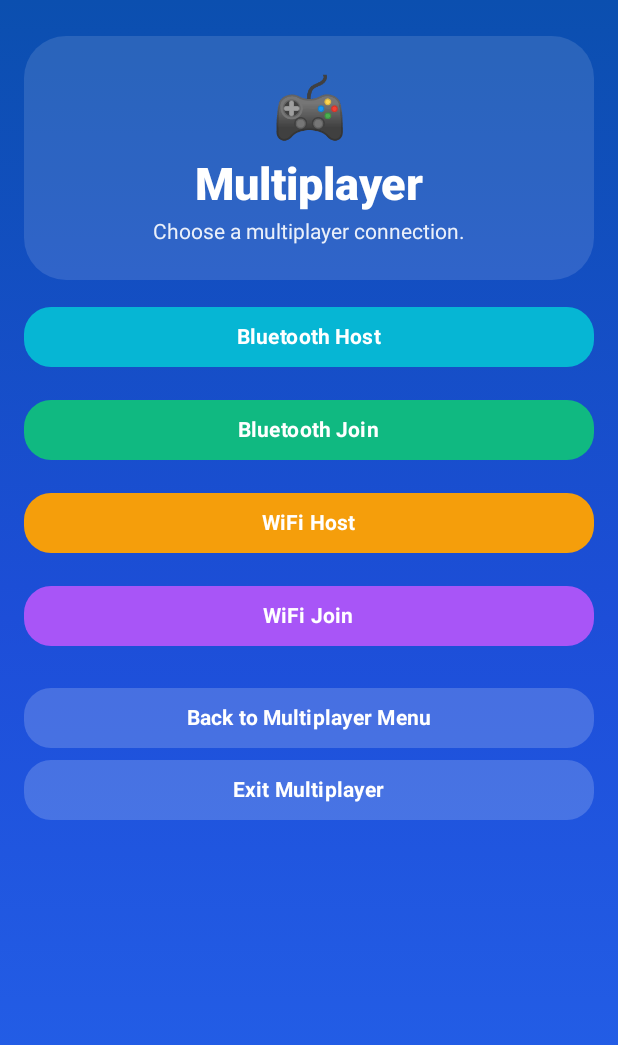
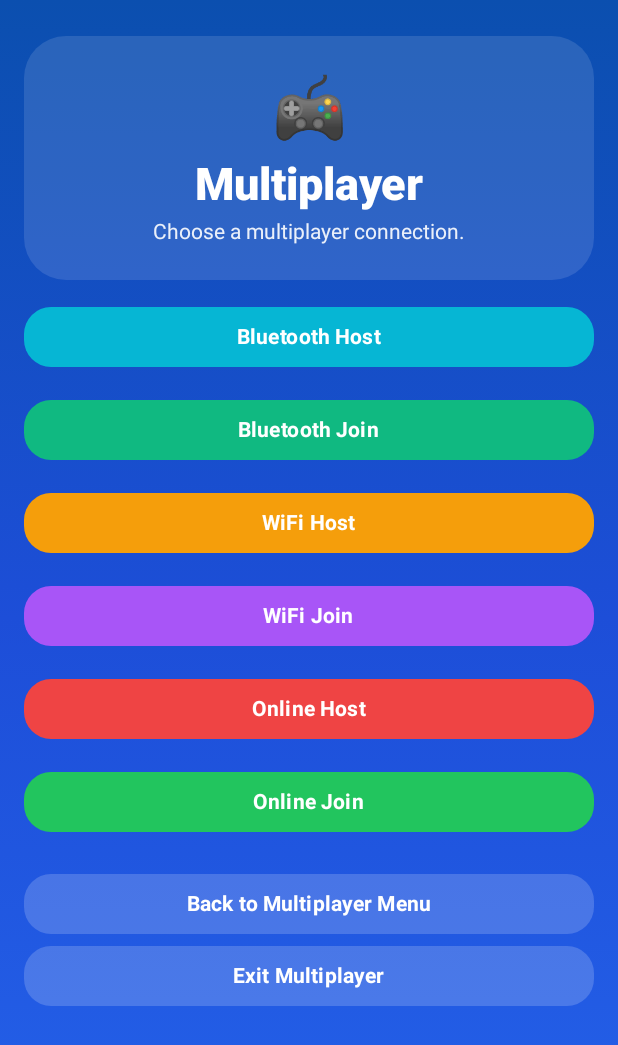
Before and after one commit to gibsonezeh/Games, an Android app built with Jetpack Compose: the screen it shows after launch (MainActivity), after a tap on "Bluetooth", on a phone screen of 412 x 824 dp. Shown: the top 1045 px of the screen. Run offline under Robolectric (Android 15) with nearby library versions, the light colour scheme and no system bars; our stand-ins replace AdMob, Firebase (no records; nobody signed in at launch, a user with empty details on screens opened directly); 1 statement that could not run was skipped; 1 other tap on this screen came first.

Commit message:
Update MultiplayerLobbyScreen.kt

```diff
--- a/composeApp/src/androidMain/kotlin/com/gibson/games/multiplayer/MultiplayerLobbyScreen.kt
+++ b/composeApp/src/androidMain/kotlin/com/gibson/games/multiplayer/MultiplayerLobbyScreen.kt
@@ -33,10 +33,10 @@ import androidx.compose.material3.Text
 import androidx.compose.runtime.Composable
 import androidx.compose.runtime.DisposableEffect
 import androidx.compose.runtime.LaunchedEffect
+import androidx.compose.runtime.getValue
 import androidx.compose.runtime.mutableStateListOf
 import androidx.compose.runtime.mutableStateOf
 import androidx.compose.runtime.remember
-import androidx.compose.runtime.getValue
 import androidx.compose.runtime.setValue
 import androidx.compose.ui.Alignment
 import androidx.compose.ui.Modifier
@@ -44,6 +44,7 @@ import androidx.compose.ui.graphics.Brush
 import androidx.compose.ui.graphics.Color
 import androidx.compose.ui.platform.LocalContext
 import androidx.compose.ui.text.font.FontWeight
+import androidx.compose.ui.text.input.KeyboardCapitalization
 import androidx.compose.ui.text.input.KeyboardType
 import androidx.compose.ui.unit.dp
 import androidx.compose.ui.unit.sp
@@ -55,6 +56,8 @@ private enum class MultiplayerLobbyState {
     BLUETOOTH_JOINING,
     WIFI_HOSTING,
     WIFI_JOINING,
+    ONLINE_HOSTING,
+    ONLINE_JOINING,
     CONNECTED,
     ERROR
 }
@@ -67,11 +70,13 @@ fun MultiplayerLobbyScreen(
     val context = LocalContext.current
     val bluetoothManager = remember { BluetoothConnectionManager(context) }
     val wifiManager = remember { WifiConnectionManager() }
+    val onlineManager = remember { OnlineConnectionManager() }
 
     var lobbyState by remember { mutableStateOf(MultiplayerLobbyState.MENU) }
     var statusMessage by remember { mutableStateOf("Choose a multiplayer connection.") }
     var connectedDeviceName by remember { mutableStateOf("Player") }
     var hostIp by remember { mutableStateOf("") }
+    var roomCode by remember { mutableStateOf("") }
 
     val discoveredDevices = remember { mutableStateListOf<BluetoothDevice>() }
     val pairedDevices = remember { mutableStateListOf<BluetoothDevice>() }
@@ -94,11 +99,7 @@ fun MultiplayerLobbyScreen(
 
     fun deviceLabel(device: BluetoothDevice): String {
         val name = safeDeviceName(device)
-        return if (name.isNotBlank() && name != "Unknown Device") {
-            name
-        } else {
-            safeDeviceAddress(device)
-        }
+        return if (name.isNotBlank() && name != "Unknown Device") name else safeDeviceAddress(device)
     }
 
     fun sameDevice(a: BluetoothDevice, b: BluetoothDevice): Boolean {
@@ -113,9 +114,7 @@ fun MultiplayerLobbyScreen(
     val permissionLauncher = rememberLauncherForActivityResult(
         contract = ActivityResultContracts.RequestMultiplePermissions()
     ) { grants ->
-        val allGranted = grants.values.all { it }
-
-        if (allGranted) {
+        if (grants.values.all { it }) {
             refreshPairedDevices()
             statusMessage = "Bluetooth permissions granted."
             lobbyState = MultiplayerLobbyState.MENU
@@ -149,8 +148,7 @@ fun MultiplayerLobbyScreen(
             return
         }
 
-        val permissions = bluetoothManager.requiredRuntimePermissions()
-        val missing = permissions.filter {
+        val missing = bluetoothManager.requiredRuntimePermissions().filter {
             ContextCompat.checkSelfPermission(context, it) !=
                 android.content.pm.PackageManager.PERMISSION_GRANTED
         }
@@ -161,9 +159,7 @@ fun MultiplayerLobbyScreen(
         }
 
         if (!bluetoothManager.isBluetoothEnabled()) {
-            enableBluetoothLauncher.launch(
-                Intent(BluetoothAdapter.ACTION_REQUEST_ENABLE)
-            )
+            enableBluetoothLauncher.launch(Intent(BluetoothAdapter.ACTION_REQUEST_ENABLE))
             return
         }
 
@@ -178,9 +174,7 @@ fun MultiplayerLobbyScreen(
             device = device,
             onConnected = { socket ->
                 connectedDeviceName = try {
-                    socket.remoteDevice?.name
-                        ?: socket.remoteDevice?.address
-                        ?: label
+                    socket.remoteDevice?.name ?: socket.remoteDevice?.address ?: label
                 } catch (_: SecurityException) {
                     label
                 }
@@ -256,6 +250,7 @@ fun MultiplayerLobbyScreen(
 
             bluetoothManager.closeAll()
             wifiManager.closeAll()
+            onlineManager.stopListening()
         }
     }
 
@@ -269,8 +264,8 @@ fun MultiplayerLobbyScreen(
         modifier = Modifier
             .fillMaxSize()
             .background(
-                brush = Brush.verticalGradient(
-                    colors = listOf(
+                Brush.verticalGradient(
+                    listOf(
                         Color(0xFF0B4FAF),
                         Color(0xFF1D4ED8),
                         Color(0xFF2563EB)
@@ -300,10 +295,7 @@ fun MultiplayerLobbyScreen(
                             .padding(horizontal = 20.dp, vertical = 24.dp),
                         horizontalAlignment = Alignment.CenterHorizontally
                     ) {
-                        Text(
-                            text = "🎮",
-                            fontSize = 40.sp
-                        )
+                        Text("🎮", fontSize = 40.sp)
 
                         Spacer(modifier = Modifier.height(10.dp))
 
@@ -328,22 +320,19 @@ fun MultiplayerLobbyScreen(
             when (lobbyState) {
                 MultiplayerLobbyState.MENU -> {
                     item {
-                        Button(
+                        MultiplayerButton(
+                            text = "Bluetooth Host",
+                            color = Color(0xFF06B6D4),
                             onClick = {
                                 ensureBluetoothReady {
                                     lobbyState = MultiplayerLobbyState.BLUETOOTH_HOSTING
                                     statusMessage = "Hosting Bluetooth session. Waiting for player..."
 
-                                    val discoverableIntent = Intent(
-                                        BluetoothAdapter.ACTION_REQUEST_DISCOVERABLE
-                                    ).apply {
-                                        putExtra(
-                                            BluetoothAdapter.EXTRA_DISCOVERABLE_DURATION,
-                                            120
+                                    discoverableLauncher.launch(
+                                        Intent(BluetoothAdapter.ACTION_REQUEST_DISCOVERABLE).apply {
+                                            putExtra(BluetoothAdapter.EXTRA_DISCOVERABLE_DURATION, 120)
+                                        }
                                     )
-                                    }
-
-                                    discoverableLauncher.launch(discoverableIntent)
 
                                     bluetoothManager.startServer(
                                         onConnected = { socket ->
@@ -370,19 +359,14 @@ fun MultiplayerLobbyScreen(
                                         }
                                     )
                                 }
-                            },
-                            modifier = Modifier.fillMaxWidth(),
-                            shape = RoundedCornerShape(18.dp),
-                            colors = ButtonDefaults.buttonColors(
-                                containerColor = Color(0xFF06B6D4)
+                            }
                         )
-                        ) {
-                            Text("Bluetooth Host", color = Color.White, fontWeight = FontWeight.Bold)
-                        }
                     }
 
                     item {
-                        Button(
+                        MultiplayerButton(
+                            text = "Bluetooth Join",
+                            color = Color(0xFF10B981),
                             onClick = {
                                 ensureBluetoothReady {
                                     lobbyState = MultiplayerLobbyState.BLUETOOTH_JOINING
@@ -391,25 +375,18 @@ fun MultiplayerLobbyScreen(
                                     statusMessage = "Scanning nearby Bluetooth devices..."
                                     bluetoothManager.startDiscovery()
                                 }
-                            },
-                            modifier = Modifier.fillMaxWidth(),
-                            shape = RoundedCornerShape(18.dp),
-                            colors = ButtonDefaults.buttonColors(
-                                containerColor = Color(0xFF10B981)
+                            }
                         )
-                        ) {
-                            Text("Bluetooth Join", color = Color.White, fontWeight = FontWeight.Bold)
-                        }
                     }
 
                     item {
-                        Button(
+                        MultiplayerButton(
+                            text = "WiFi Host",
+                            color = Color(0xFFF59E0B),
                             onClick = {
                                 val ip = wifiManager.getLocalIpAddress()
-
                                 lobbyState = MultiplayerLobbyState.WIFI_HOSTING
-                                statusMessage =
-                                    "WiFi hosting started. Connect from another device using IP: $ip"
+                                statusMessage = "WiFi hosting started. Connect using IP: $ip"
                                 connectedDeviceName = "WiFi Player"
 
                                 wifiManager.startServer(
@@ -428,31 +405,54 @@ fun MultiplayerLobbyScreen(
                                         statusMessage = message
                                     }
                                 )
-                            },
-                            modifier = Modifier.fillMaxWidth(),
-                            shape = RoundedCornerShape(18.dp),
-                            colors = ButtonDefaults.buttonColors(
-                                containerColor = Color(0xFFF59E0B)
+                            }
                         )
-                        ) {
-                            Text("WiFi Host", color = Color.White, fontWeight = FontWeight.Bold)
-                        }
                     }
 
                     item {
-                        Button(
+                        MultiplayerButton(
+                            text = "WiFi Join",
+                            color = Color(0xFFA855F7),
                             onClick = {
                                 lobbyState = MultiplayerLobbyState.WIFI_JOINING
                                 statusMessage = "Enter host IP address."
+                            }
+                        )
+                    }
+
+                    item {
+                        MultiplayerButton(
+                            text = "Online Host",
+                            color = Color(0xFFEF4444),
+                            onClick = {
+                                lobbyState = MultiplayerLobbyState.ONLINE_HOSTING
+                                statusMessage = "Creating online room..."
+
+                                onlineManager.createRoom(
+                                    onRoomCreated = { code ->
+                                        roomCode = code
+                                        connectedDeviceName = "Online Player"
+                                        statusMessage = "Room created. Share this code: $code"
                                     },
-                            modifier = Modifier.fillMaxWidth(),
-                            shape = RoundedCornerShape(18.dp),
-                            colors = ButtonDefaults.buttonColors(
-                                containerColor = Color(0xFFA855F7)
+                                    onError = { message ->
+                                        lobbyState = MultiplayerLobbyState.ERROR
+                                        statusMessage = message
+                                    }
                                 )
-                        ) {
-                            Text("WiFi Join", color = Color.White, fontWeight = FontWeight.Bold)
                             }
+                        )
+                    }
+
+                    item {
+                        MultiplayerButton(
+                            text = "Online Join",
+                            color = Color(0xFF22C55E),
+                            onClick = {
+                                roomCode = ""
+                                lobbyState = MultiplayerLobbyState.ONLINE_JOINING
+                                statusMessage = "Enter online room code."
+                            }
+                        )
                     }
                 }
 
@@ -470,7 +470,12 @@ fun MultiplayerLobbyScreen(
                 MultiplayerLobbyState.BLUETOOTH_JOINING -> {
                     if (pairedDevices.isNotEmpty()) {
                         item {
-                            Text("Paired Devices", color = Color.White, fontSize = 18.sp, fontWeight = FontWeight.Bold)
+                            Text(
+                                "Paired Devices",
+                                color = Color.White,
+                                fontSize = 18.sp,
+                                fontWeight = FontWeight.Bold
+                            )
                         }
 
                         itemsIndexed(pairedDevices) { _, device ->
@@ -484,7 +489,12 @@ fun MultiplayerLobbyScreen(
 
                     if (discoveredDevices.isNotEmpty()) {
                         item {
-                            Text("Nearby Devices", color = Color.White, fontSize = 18.sp, fontWeight = FontWeight.Bold)
+                            Text(
+                                "Nearby Devices",
+                                color = Color.White,
+                                fontSize = 18.sp,
+                                fontWeight = FontWeight.Bold
+                            )
                         }
 
                         itemsIndexed(discoveredDevices) { _, device ->
@@ -531,11 +541,13 @@ fun MultiplayerLobbyScreen(
                     }
 
                     item {
-                        Button(
+                        MultiplayerButton(
+                            text = "Connect",
+                            color = Color(0xFF10B981),
                             onClick = {
                                 if (hostIp.isBlank()) {
                                     statusMessage = "Enter host IP address first."
-                                    return@Button
+                                    return@MultiplayerButton
                                 }
 
                                 statusMessage = "Connecting to WiFi host..."
@@ -558,15 +570,78 @@ fun MultiplayerLobbyScreen(
                                         statusMessage = message
                                     }
                                 )
+                            }
+                        )
+                    }
+                }
+
+                MultiplayerLobbyState.ONLINE_HOSTING -> {
+                    item {
+                        Text(
+                            text = "Room Code:\n$roomCode",
+                            color = Color.White,
+                            fontSize = 26.sp,
+                            fontWeight = FontWeight.ExtraBold
+                        )
+                    }
+
+                    item {
+                        Text(
+                            text = "Share this code with the other player.",
+                            color = Color.White.copy(alpha = 0.85f),
+                            fontSize = 14.sp
+                        )
+                    }
+
+                    item {
+                        MultiplayerButton(
+                            text = "Continue",
+                            color = Color(0xFF10B981),
+                            onClick = onConnected
+                        )
+                    }
+                }
+
+                MultiplayerLobbyState.ONLINE_JOINING -> {
+                    item {
+                        OutlinedTextField(
+                            value = roomCode,
+                            onValueChange = { roomCode = it.uppercase() },
+                            modifier = Modifier.fillMaxWidth(),
+                            label = { Text("Room Code") },
+                            singleLine = true,
+                            keyboardOptions = KeyboardOptions(
+                                capitalization = KeyboardCapitalization.Characters
+                            )
+                        )
+                    }
+
+                    item {
+                        MultiplayerButton(
+                            text = "Join Room",
+                            color = Color(0xFF10B981),
+                            onClick = {
+                                if (roomCode.isBlank()) {
+                                    statusMessage = "Enter room code first."
+                                    return@MultiplayerButton
+                                }
+
+                                statusMessage = "Joining online room..."
+
+                                onlineManager.joinRoom(
+                                    code = roomCode,
+                                    onJoined = {
+                                        connectedDeviceName = "Online Host"
+                                        lobbyState = MultiplayerLobbyState.CONNECTED
+                                        statusMessage = "Joined room $roomCode"
                                     },
-                            modifier = Modifier.fillMaxWidth(),
-                            shape = RoundedCornerShape(18.dp),
-                            colors = ButtonDefaults.buttonColors(
-                                containerColor = Color(0xFF10B981)
+                                    onError = { message ->
+                                        lobbyState = MultiplayerLobbyState.ERROR
+                                        statusMessage = message
+                                    }
                                 )
-                        ) {
-                            Text("Connect", color = Color.White, fontWeight = FontWeight.Bold)
                             }
+                        )
                     }
                 }
 
@@ -581,16 +656,11 @@ fun MultiplayerLobbyScreen(
                     }
 
                     item {
-                        Button(
-                            onClick = onConnected,
-                            modifier = Modifier.fillMaxWidth(),
-                            shape = RoundedCornerShape(18.dp),
-                            colors = ButtonDefaults.buttonColors(
-                                containerColor = Color(0xFF10B981)
+                        MultiplayerButton(
+                            text = "Continue",
+                            color = Color(0xFF10B981),
+                            onClick = onConnected
                         )
-                        ) {
-                            Text("Continue", color = Color.White, fontWeight = FontWeight.Bold)
-                        }
                     }
                 }
 
@@ -609,42 +679,54 @@ fun MultiplayerLobbyScreen(
             item {
                 Spacer(modifier = Modifier.height(6.dp))
 
-                Button(
+                MultiplayerButton(
+                    text = "Back to Multiplayer Menu",
+                    color = Color.White.copy(alpha = 0.18f),
                     onClick = {
                         bluetoothManager.closeAll()
                         wifiManager.closeAll()
+                        onlineManager.stopListening()
                         MultiplayerSession.clear()
                         lobbyState = MultiplayerLobbyState.MENU
                         statusMessage = "Choose a multiplayer connection."
-                    },
-                    modifier = Modifier.fillMaxWidth(),
-                    shape = RoundedCornerShape(18.dp),
-                    colors = ButtonDefaults.buttonColors(
-                        containerColor = Color.White.copy(alpha = 0.18f)
+                    }
                 )
-                ) {
-                    Text("Back to Multiplayer Menu", color = Color.White, fontWeight = FontWeight.Bold)
-                }
 
-                Button(
+                MultiplayerButton(
+                    text = "Exit Multiplayer",
+                    color = Color.White.copy(alpha = 0.18f),
                     onClick = {
                         bluetoothManager.closeAll()
                         wifiManager.closeAll()
+                        onlineManager.stopListening()
                         MultiplayerSession.clear()
                         onBackClicked()
-                    },
-                    modifier = Modifier.fillMaxWidth(),
-                    shape = RoundedCornerShape(18.dp),
-                    colors = ButtonDefaults.buttonColors(
-                        containerColor = Color.White.copy(alpha = 0.18f)
+                    }
                 )
-                ) {
-                    Text("Exit Multiplayer", color = Color.White, fontWeight = FontWeight.Bold)
-                }
 
                 Spacer(modifier = Modifier.height(12.dp))
             }
         }
+    }
+}
+
+@Composable
+private fun MultiplayerButton(
+    text: String,
+    color: Color,
+    onClick: () -> Unit
+) {
+    Button(
+        onClick = onClick,
+        modifier = Modifier.fillMaxWidth(),
+        shape = RoundedCornerShape(18.dp),
+        colors = ButtonDefaults.buttonColors(containerColor = color)
+    ) {
+        Text(
+            text = text,
+            color = Color.White,
+            fontWeight = FontWeight.Bold
+        )
     }
 }
 
@@ -659,9 +741,7 @@ private fun MultiplayerDeviceCard(
             .fillMaxWidth()
             .clickable { onClick() },
         shape = RoundedCornerShape(20.dp),
-        colors = CardDefaults.cardColors(
-            containerColor = Color.White
-        )
+        colors = CardDefaults.cardColors(containerColor = Color.White)
     ) {
         Column(
             modifier = Modifier
```
Lines whose indentation alone changed are shown as unchanged.
